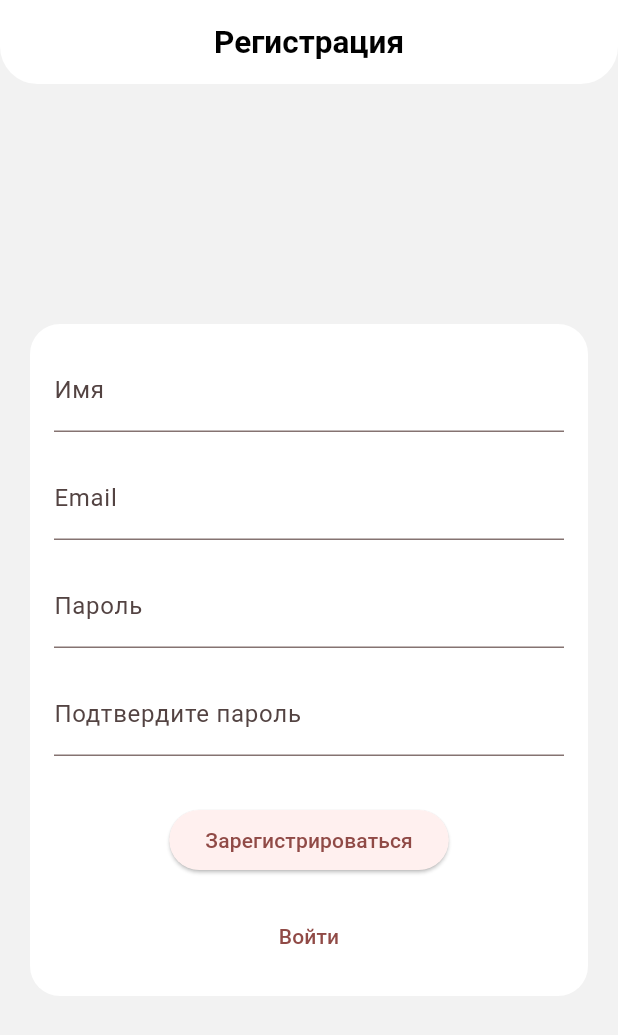
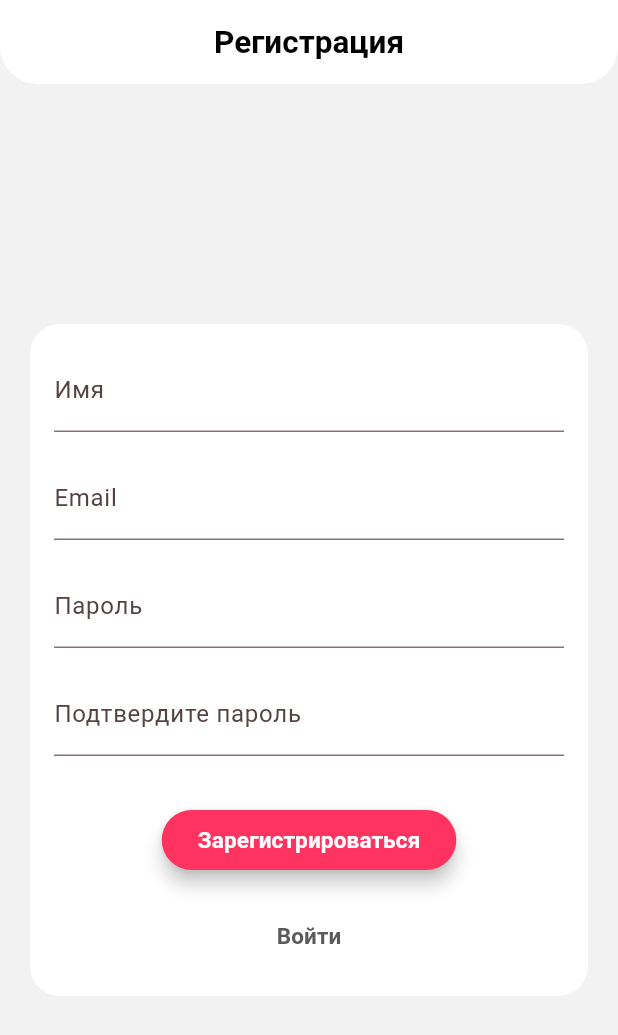
Before and after one commit to TaxedoMax/food-delivery-app, a Flutter app: the RegistrationPage screen opened by its route, on a phone screen of 412 x 824 dp. Shown: the top 1035 px of the screen. Run offline on Flutter 3.47's test engine with Material 3 defaults, Android fonts, the phone set to English and light mode, and no system bars; our stand-ins replace bloc, cookie_jar, dio, dio_cookie_manager, flutter_bloc, get_it and 1 more; missing offline and left inert: pair; network calls fail; Roboto replaces fonts that are missing (Helvetica).

Commit message:
Buttons style added, card size changed

```diff
--- a/lib/repository/in_memory_impl/cart_repository_mock.dart
+++ b/lib/repository/in_memory_impl/cart_repository_mock.dart
@@ -56,6 +56,7 @@ class CartRepositoryMock implements CartRepository{
   @override
   Future<bool> order() async{
     await Future.delayed(const Duration(seconds: 1));
+    _cart.clear();
     return true;
   }
 
--- a/lib/ui/pages/login_page.dart
+++ b/lib/ui/pages/login_page.dart
@@ -118,7 +118,8 @@ class _LoginPageState extends State<LoginPage> {
                                       .add(LoginRequestedEvent(_loginController.text, _passwordController.text));
                                 }
                               },
-                              child: const Text('Войти'),
+                              style: MainDecorators.defaultButtonStyle(),
+                              child: const Text('Войти', style: MainTypography.buttonTextStyle),
                             ),
                             const SizedBox(height: 16.0),
 
@@ -129,7 +130,7 @@ class _LoginPageState extends State<LoginPage> {
                                   context.push('/register');
                                 }
                               },
-                              child: const Text('Регистрация'),
+                              child: const Text('Регистрация', style: MainTypography.hintTextStyle),
                             ),
 
                             const SizedBox(height: 16.0),
--- a/lib/ui/pages/registration_page.dart
+++ b/lib/ui/pages/registration_page.dart
@@ -161,7 +161,8 @@ class _RegistrationPageState extends State<RegistrationPage> {
                                       .add(RegistrationRequestedEvent(_loginController.text, _emailController.text, _passwordController.text));
                                 }
                               },
-                              child: const Text('Зарегистрироваться'),
+                              style: MainDecorators.defaultButtonStyle(),
+                              child: const Text('Зарегистрироваться', style: MainTypography.buttonTextStyle),
                             ),
                             const SizedBox(height: 16.0),
 
@@ -170,7 +171,7 @@ class _RegistrationPageState extends State<RegistrationPage> {
                               onPressed: (){
                                 context.push('/login');
                               },
-                              child: const Text('Войти'),
+                              child: const Text('Войти', style: MainTypography.hintTextStyle),
                             ),
                           ],
                         ),
--- a/lib/ui/themes/main_theme/main_color_scheme.dart
+++ b/lib/ui/themes/main_theme/main_color_scheme.dart
@@ -6,7 +6,8 @@ class MainColorScheme{
   static const Color background = Color.fromARGB(255, 242, 242, 242);
   static const Color backgroundShadow = Colors.white;
   static const Color main = Color.fromARGB(255, 255, 51, 95);
-  static const Color mainShadow = Color.fromARGB(255, 255, 133, 159);
+  static const Color mainDark = Color.fromARGB(255, 243, 52, 92);
+  static const Color mainLight = Color.fromARGB(255, 255, 133, 159);
   static const Color hintText = Color.fromARGB(255, 90, 90, 90);
   static const Color mainText = Colors.black;
   static const Color errorColor = Colors.red;
--- a/lib/ui/themes/main_theme/main_decorations.dart
+++ b/lib/ui/themes/main_theme/main_decorations.dart
@@ -1,8 +1,20 @@
+import 'package:antons_app/ui/themes/main_theme/main_color_scheme.dart';
+import 'package:antons_app/ui/themes/main_theme/typography.dart';
 import 'package:flutter/cupertino.dart';
+import 'package:flutter/material.dart';
 
 class MainDecorators{
   static BoxDecoration defaultBoxDecoration(Color backgroundColor) => BoxDecoration(
       color: backgroundColor,
       borderRadius: const BorderRadius.all(Radius.circular(20))
   );
+
+  static ButtonStyle defaultButtonStyle() => ElevatedButton.styleFrom(
+    backgroundColor: MainColorScheme.main,
+    foregroundColor: MainColorScheme.mainLight,
+    elevation: 5,
+    shape: const RoundedRectangleBorder(
+      borderRadius: BorderRadius.all(Radius.circular(20))
+    )
+  );
 }
--- a/lib/ui/widgets/fragments/market_fragment.dart
+++ b/lib/ui/widgets/fragments/market_fragment.dart
@@ -65,7 +65,7 @@ class _MarketFragmentState extends State<MarketFragment>{
                     builder: (context, constraints) {
                       return GridView.builder(
                           gridDelegate: SliverGridDelegateWithFixedCrossAxisCount(
-                              crossAxisCount: constraints.maxWidth ~/ 200,
+                              crossAxisCount: constraints.maxWidth ~/ 150,
                               mainAxisSpacing: 20,
                               crossAxisSpacing: 20,
                               childAspectRatio: (170 / 245)
--- a/lib/ui/widgets/list_items/category_item.dart
+++ b/lib/ui/widgets/list_items/category_item.dart
@@ -29,14 +29,15 @@ class CategoryItem extends StatelessWidget{
             padding: const EdgeInsets.all(10),
             child: GridView.builder(
               gridDelegate: SliverGridDelegateWithFixedCrossAxisCount(
-                  crossAxisCount: constraints.maxWidth ~/ 210,
+                  crossAxisCount: constraints.maxWidth ~/ 200,
                   mainAxisSpacing: 20,
                   crossAxisSpacing: 20,
-                  childAspectRatio: 11 / 12
+                  childAspectRatio: 10 / 12
               ),
               shrinkWrap: true,
               itemCount: category.subCategories.length,
               scrollDirection: Axis.vertical,
+              physics: const NeverScrollableScrollPhysics(),
               itemBuilder: (BuildContext context, int index){
                 return InkWell(
                   onTap: () => BlocProvider.of<FragmentBloc>(context).add(CategoryClickedEvent(subCategory: category.subCategories[index])),
--- a/pubspec.yaml
+++ b/pubspec.yaml
@@ -41,13 +41,11 @@ dependencies:
   get_it: ^7.6.7
   go_router: ^14.2.2
   pair: ^0.1.2
-  flutter_secure_storage: ^9.2.2
   dio: ^5.5.0+1
   json_serializable: ^6.8.0
   json_annotation: ^4.9.0
   dio_cookie_manager: ^3.1.1
   cookie_jar: ^4.0.8
-  path_provider: ^2.1.4
 
 dev_dependencies:
   build_runner: ^2.4.9
```
Also changed, not shown: lib/ui/pages/home_page.dart (+5 -4 lines), lib/ui/widgets/fragments/cart_fragment.dart (+12 -24 lines), lib/ui/widgets/list_items/product_market_item.dart (+18 -19 lines), pubspec.lock, 5 other files.
